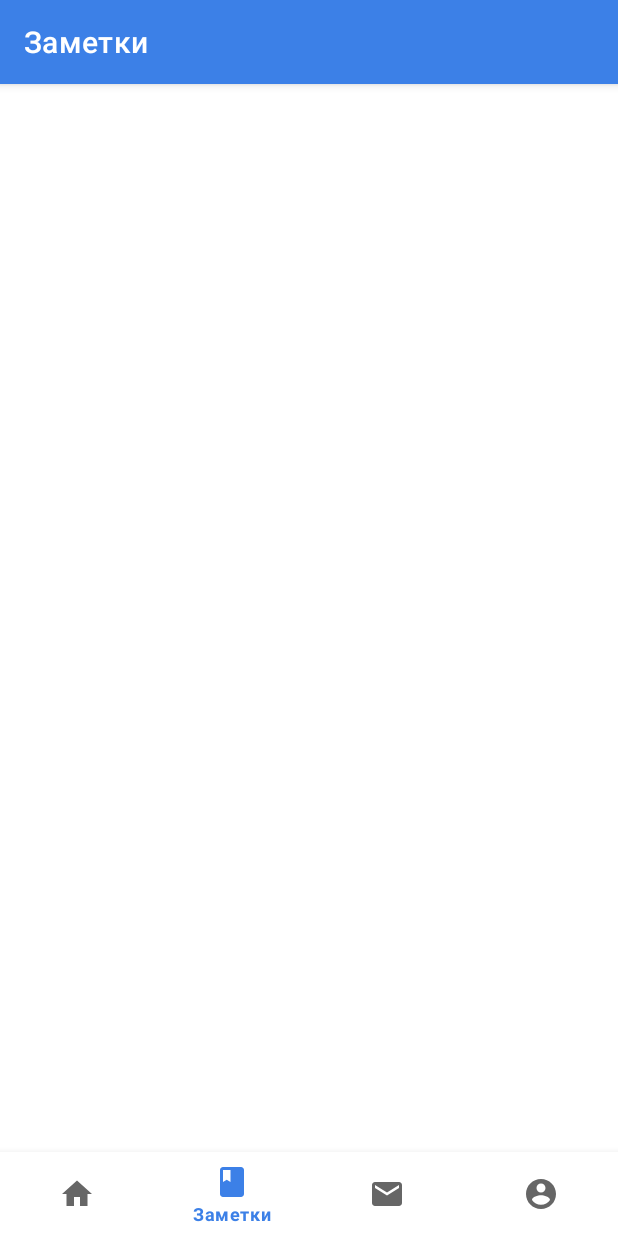
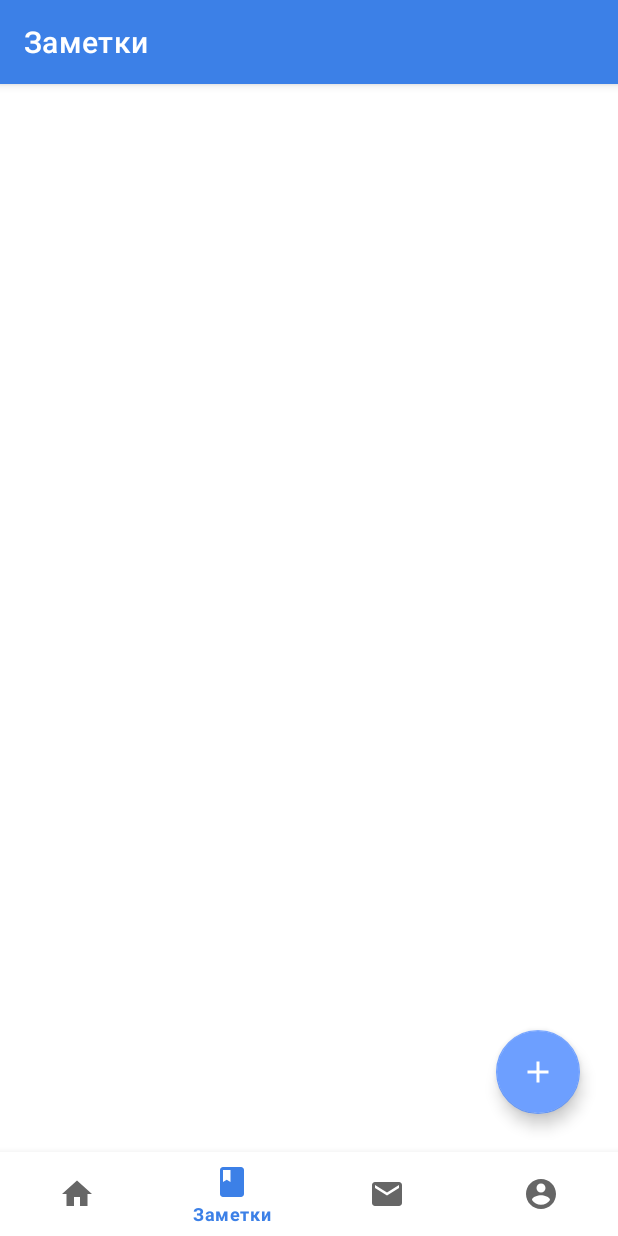
Before and after one commit to Liggidarck/Comject-Android, an Android app: the screen it shows after launch (MainActivity), item 2 of the bottom bar chosen, on a phone screen of 412 x 824 dp. Run offline under Robolectric (Android 15) with nearby library versions, the phone set to English and light mode, and no system bars.

Commit message:
Synk commit

```diff
--- /dev/null
+++ b/app/src/main/res/drawable/ic_baseline_add_24.xml
@@ -0,0 +1,10 @@
+<vector xmlns:android="http://schemas.android.com/apk/res/android"
+    android:width="24dp"
+    android:height="24dp"
+    android:viewportWidth="24"
+    android:viewportHeight="24"
+    android:tint="?attr/colorControlNormal">
+  <path
+      android:fillColor="@android:color/white"
+      android:pathData="M19,13h-6v6h-2v-6H5v-2h6V5h2v6h6v2z"/>
+</vector>
--- a/app/src/main/res/layout/fragment_note.xml
+++ b/app/src/main/res/layout/fragment_note.xml
@@ -1,8 +1,22 @@
 <?xml version="1.0" encoding="utf-8"?>
-<androidx.coordinatorlayout.widget.CoordinatorLayout xmlns:android="http://schemas.android.com/apk/res/android"
+<RelativeLayout xmlns:android="http://schemas.android.com/apk/res/android"
     android:layout_width="match_parent"
     android:layout_height="match_parent"
     xmlns:app="http://schemas.android.com/apk/res-auto">
+
+    <com.google.android.material.floatingactionbutton.FloatingActionButton
+        android:layout_width="wrap_content"
+        android:layout_height="wrap_content"
+        android:layout_alignParentEnd="true"
+        android:layout_alignParentBottom="true"
+        android:src="@drawable/ic_baseline_add_24"
+        app:tint="#FFFFFF"
+        android:layout_marginEnd="25dp"
+        android:layout_marginBottom="25dp" />
+
+    <androidx.coordinatorlayout.widget.CoordinatorLayout
+        android:layout_width="match_parent"
+        android:layout_height="match_parent">
 
         <com.google.android.material.appbar.AppBarLayout
             android:layout_width="match_parent"
@@ -39,5 +53,5 @@
             </LinearLayout>
         </androidx.core.widget.NestedScrollView>
 
-
     </androidx.coordinatorlayout.widget.CoordinatorLayout>
+</RelativeLayout>
--- a/app/src/main/res/values-night/themes.xml
+++ b/app/src/main/res/values-night/themes.xml
@@ -6,7 +6,7 @@
         <item name="colorPrimaryVariant">@color/purple_700</item>
         <item name="colorOnPrimary">@color/black</item>
         <!-- Secondary brand color. -->
-        <item name="colorSecondary">@color/teal_200</item>
+        <item name="colorSecondary">@color/blueSecondary</item>
         <item name="colorSecondaryVariant">@color/teal_200</item>
         <item name="colorOnSecondary">@color/black</item>
         <!-- Status bar color. -->
--- a/app/src/main/res/values/colors.xml
+++ b/app/src/main/res/values/colors.xml
@@ -9,5 +9,6 @@
     <color name="white">#FFFFFFFF</color>
 
     <color name="bluePrimary">#3C80E7</color>
+    <color name="blueSecondary">#6D9FFF</color>
 
 </resources>
--- a/app/src/main/res/values/themes.xml
+++ b/app/src/main/res/values/themes.xml
@@ -6,7 +6,7 @@
         <item name="colorPrimaryVariant">@color/purple_700</item>
         <item name="colorOnPrimary">@color/white</item>
         <!-- Secondary brand color. -->
-        <item name="colorSecondary">@color/teal_200</item>
+        <item name="colorSecondary">@color/blueSecondary</item>
         <item name="colorSecondaryVariant">@color/teal_700</item>
         <item name="colorOnSecondary">@color/black</item>
         <!-- Status bar color. -->
```
Lines whose indentation alone changed are shown as unchanged.
